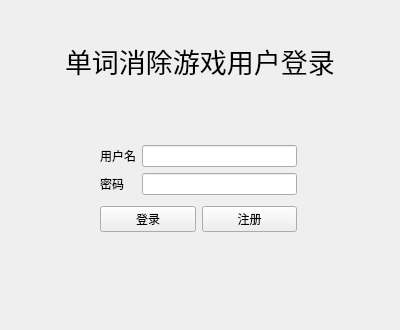
First picture: the form in login.ui, repository yts1999/word-elimination, before the edit.
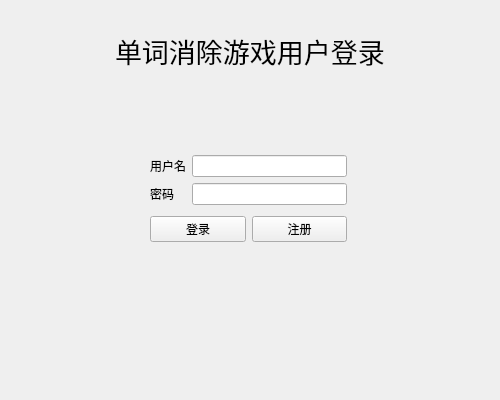
Second picture: the form after the edit.

Commit message: modify login register

Patch:
```diff
--- a/login.ui
+++ b/login.ui
@@ -6,8 +6,8 @@
    <rect>
     <x>0</x>
     <y>0</y>
-    <width>400</width>
-    <height>330</height>
+    <width>500</width>
+    <height>400</height>
    </rect>
   </property>
   <property name="windowTitle">
@@ -16,8 +16,8 @@
   <widget class="QWidget" name="layoutWidget_2">
    <property name="geometry">
     <rect>
-     <x>100</x>
-     <y>140</y>
+     <x>150</x>
+     <y>150</y>
      <width>197</width>
      <height>99</height>
     </rect>
@@ -74,8 +74,8 @@
   <widget class="QLabel" name="label_title">
    <property name="geometry">
     <rect>
-     <x>65</x>
-     <y>40</y>
+     <x>115</x>
+     <y>30</y>
      <width>270</width>
      <height>41</height>
     </rect>
```
Left out of the diff: 6 changed lines with no effect on the pictures. The commit also changes 10 other files.
